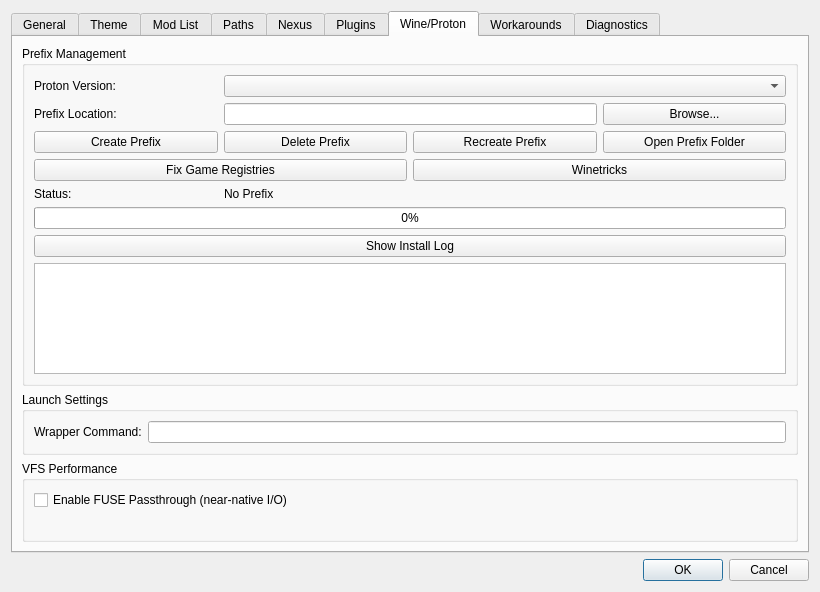
saghm/Fluorine-Manager, file src/src/settingsdialog.ui: the form before one commit.
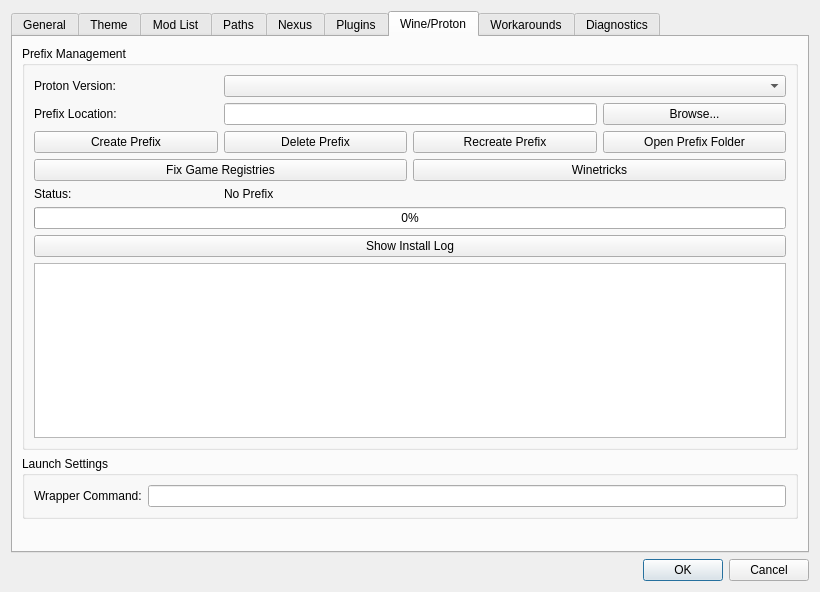
The form after the commit. The open tabs and pages were chosen to show the change. Icons and pictures are not drawn. Custom widgets are drawn as their Qt base class.

Commit message:
Remove FUSE passthrough, flake.nix, and stop archiving build output
FUSE passthrough caused Wine DLL loading failures (ERROR_NOACCESS 0x3E6)
for all file types, not just executables. Root cause is a kernel-level
incompatibility between FUSE passthrough I/O and Wine's file access
patterns. Removed all passthrough code, the passthrough helper binary,
libcap dependency, and the settings UI toggle.

Also removed flake.nix (unused with Docker build system) and stopped
tar.gz'ing the build output since GitHub zips release assets automatically.

The edit to the form file:
```diff
--- a/src/src/settingsdialog.ui
+++ b/src/src/settingsdialog.ui
@@ -1882,40 +1882,6 @@
          </layout>
         </widget>
        </item>
-       <item>
-        <widget class="QGroupBox" name="groupBox_vfsPerformance">
-         <property name="title">
-          <string>VFS Performance</string>
-         </property>
-         <layout class="QVBoxLayout" name="verticalLayout_vfsPerf">
-          <item>
-           <widget class="QCheckBox" name="fusePassthroughCheckBox">
-            <property name="text">
-             <string>Enable FUSE Passthrough (near-native I/O)</string>
-            </property>
-            <property name="toolTip">
-             <string>Let the kernel serve game file reads directly, bypassing userspace. Dramatically improves I/O performance for loading textures, meshes, and archives. Requires a one-time privilege grant (sudo prompt). Needs kernel 6.9+ and libfuse 3.16+.</string>
-            </property>
-           </widget>
-          </item>
-          <item>
-           <widget class="QLabel" name="passthroughStatusLabel">
-            <property name="text">
-             <string/>
-            </property>
-            <property name="wordWrap">
-             <bool>true</bool>
-            </property>
-            <property name="font">
-             <font>
-              <pointsize>9</pointsize>
-             </font>
-            </property>
-           </widget>
-          </item>
-         </layout>
-        </widget>
-       </item>
        <item>
         <spacer name="verticalSpacer_16">
          <property name="orientation">
```
The commit also changes 9 other files.
